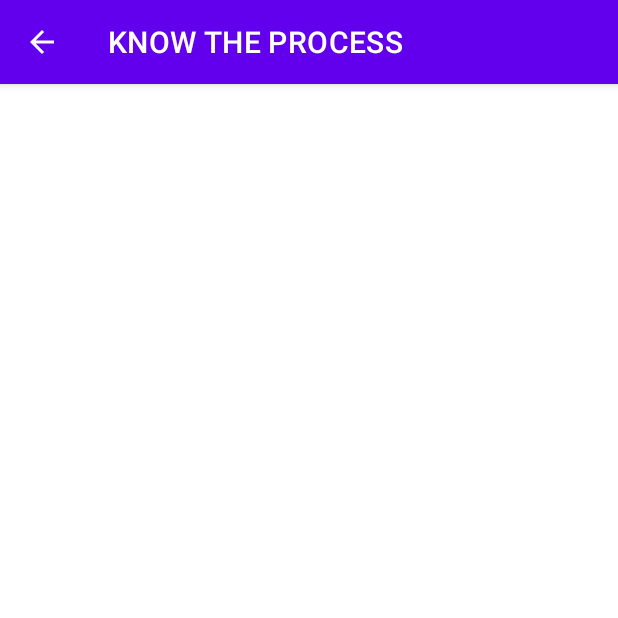
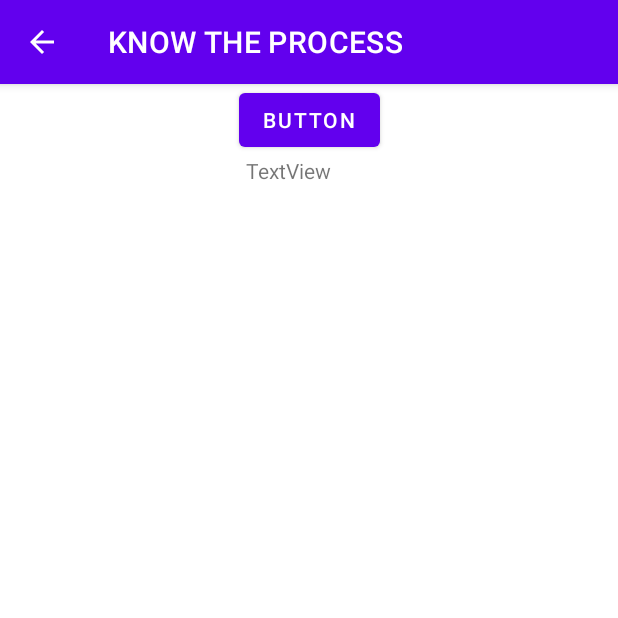
Before and after one commit to RisTEC/CarbonCoefficient, an Android app: the processActivity screen opened directly, with no data from a screen before it, on a phone screen of 412 x 824 dp, the top half of it. Run offline under Robolectric (Android 15) with nearby library versions, the phone set to English and light mode, and no system bars; 1 statement that could not run was skipped.

Commit message:
update 7:05

```diff
--- a/app/src/main/java/com/example/mainactivity/inputActivity.java
+++ b/app/src/main/java/com/example/mainactivity/inputActivity.java
@@ -1,5 +1,6 @@
 package com.example.mainactivity;
 
+import android.content.Intent;
 import android.os.Bundle;
 import com.google.android.material.appbar.CollapsingToolbarLayout;
 import com.google.android.material.floatingactionbutton.FloatingActionButton;
@@ -58,6 +59,7 @@ private ActivityInputBinding binding;
 
         FloatingActionButton fab = binding.fab;
         fab.setOnClickListener(new View.OnClickListener() {
+
 
 
             public double calc()
@@ -154,12 +156,16 @@ private ActivityInputBinding binding;
 
                 return total;
             }
-            public void onClick(View view) {
+            public void onClick(View v) {
 
                 double returnedTotal = calc();
-                Snackbar.make(view, "Average : "+ returnedTotal, Snackbar.LENGTH_LONG)
-                        .setAction("Action", null).show();
+                Intent i = new Intent(inputActivity.this, processActivity.class);
+                i.putExtra("answer", returnedTotal);
+                startActivity(i);
             }
+
+
+
 
         });
     }
--- a/app/src/main/java/com/example/mainactivity/processActivity.java
+++ b/app/src/main/java/com/example/mainactivity/processActivity.java
@@ -2,13 +2,20 @@ package com.example.mainactivity;
 
 import androidx.appcompat.app.AppCompatActivity;
 
+import android.content.Intent;
 import android.os.Bundle;
+import android.widget.TextView;
 
 public class processActivity extends AppCompatActivity {
+    private TextView textView3;
 
     @Override
     protected void onCreate(Bundle savedInstanceState) {
         super.onCreate(savedInstanceState);
+        textView3 = (TextView) findViewById(R.id.textView3);
         setContentView(R.layout.activity_process);
+        Intent i = getIntent();
+        String answer = i.getStringExtra("answer");
+        textView3.setText(String.valueOf(answer));
     }
 }
--- a/app/src/main/res/layout/activity_process.xml
+++ b/app/src/main/res/layout/activity_process.xml
@@ -6,4 +6,21 @@
     android:layout_height="match_parent"
     tools:context=".processActivity">
 
+    <TextView
+        android:id="@+id/textView3"
+        android:layout_width="84dp"
+        android:layout_height="32dp"
+        android:text="TextView"
+        app:layout_constraintEnd_toEndOf="parent"
+        app:layout_constraintStart_toStartOf="parent"
+        app:layout_constraintTop_toBottomOf="@+id/button3" />
+
+    <Button
+        android:id="@+id/button3"
+        android:layout_width="wrap_content"
+        android:layout_height="wrap_content"
+        android:text="Button"
+        app:layout_constraintEnd_toEndOf="parent"
+        app:layout_constraintStart_toStartOf="parent"
+        app:layout_constraintTop_toTopOf="parent" />
 </androidx.constraintlayout.widget.ConstraintLayout>
```
